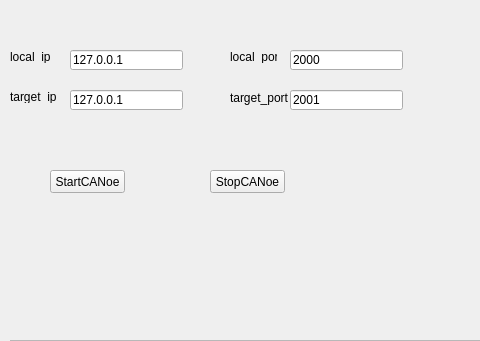
Qt form VectoeFDX_UI.ui (YEZZESDXHN/VectorFDX) before a commit; both pictures show x 0 to 480 and y 0 to 341 of the 800 by 600 pixel window.
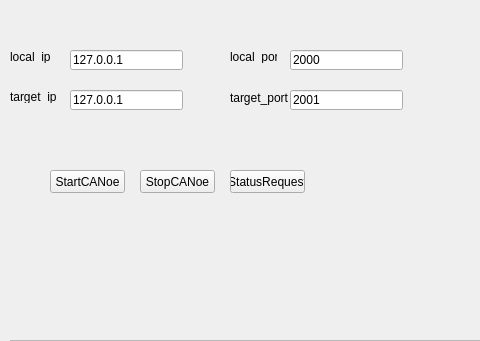
The same form after that commit.

```diff
--- a/VectoeFDX_UI.ui
+++ b/VectoeFDX_UI.ui
@@ -157,7 +157,7 @@
    <widget class="QPushButton" name="pushButton_StopCANoe">
     <property name="geometry">
      <rect>
-      <x>210</x>
+      <x>140</x>
       <y>170</y>
       <width>75</width>
       <height>23</height>
@@ -167,6 +167,19 @@
      <string>StopCANoe</string>
     </property>
    </widget>
+   <widget class="QPushButton" name="pushButton_StatusRequest">
+    <property name="geometry">
+     <rect>
+      <x>230</x>
+      <y>170</y>
+      <width>75</width>
+      <height>23</height>
+     </rect>
+    </property>
+    <property name="text">
+     <string>StatusRequest</string>
+    </property>
+   </widget>
   </widget>
   <widget class="QMenuBar" name="menubar">
    <property name="geometry">
```
Left out of the diff: 2 changed lines with no effect on the pictures.
